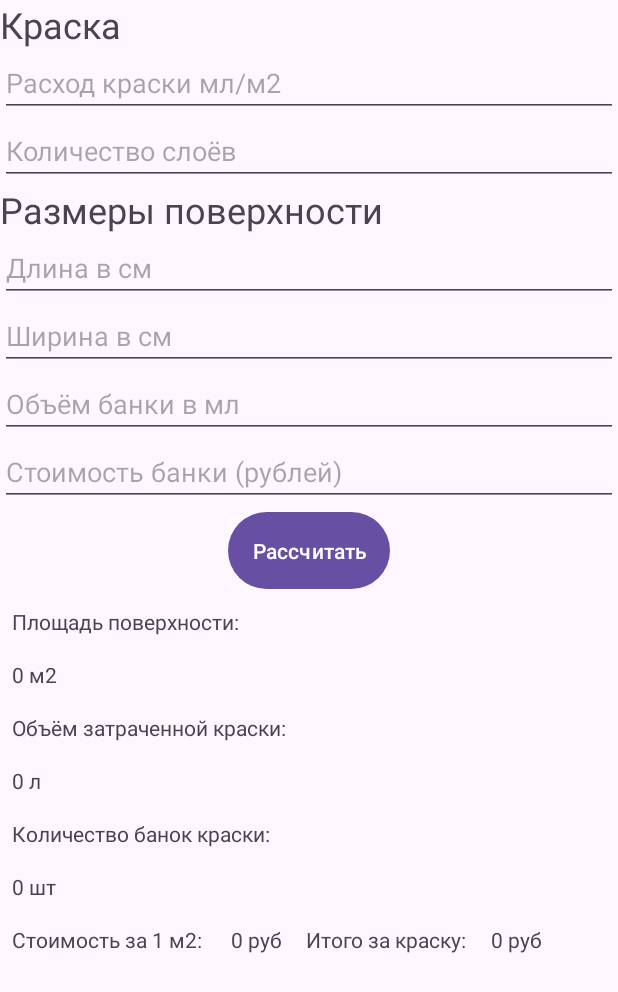
After one commit to DanilaPoryadnyy/MyHouseFlipperDPA, an Android app: the fragment PaintConsumptionFragment placed in its activity, on a phone screen of 412 x 824 dp. The commit adds this screen. Shown: the top 992 px of the screen. Run offline under Robolectric (Android 15) with nearby library versions, the phone set to English and light mode, and no system bars.

Commit message:
Добавлен Отделка и материалы->Расход краский (Без логики)

```diff
--- a/app/src/main/java/com/example/houseflipper/MainFragment.java
+++ b/app/src/main/java/com/example/houseflipper/MainFragment.java
@@ -25,8 +25,31 @@ public class MainFragment extends Fragment {
         Button decorationButton = view.findViewById(R.id.decoration_button);
         decorationButton.setOnClickListener(v -> showPopupMenu(decorationButton));
 
-        //44
+        Button materialsButton = view.findViewById(R.id.materials_button);
+        materialsButton.setOnClickListener(v -> showMaterialsMenu(materialsButton));
+
         return view;
+    }
+
+    private void showMaterialsMenu(View view) {
+        PopupMenu popupMenu = new PopupMenu(requireContext(), view);
+        popupMenu.getMenuInflater().inflate(R.menu.materials_menu, popupMenu.getMenu());
+
+        popupMenu.setOnMenuItemClickListener(item -> {
+            int itemId = item.getItemId();
+            // Handle menu item clicks here
+            if (itemId == R.id.paint_consumption) {
+                loadPaintConsumptionFragment();
+                return true;
+            } else if (itemId == R.id.primer_consumption) {
+                // Do something else for another material option
+                return true;
+            } else {
+                return false;
+            }
+        });
+
+        popupMenu.show();
     }
 
     private void showPopupMenu(View view) {
@@ -49,6 +72,13 @@ public class MainFragment extends Fragment {
         popupMenu.show();
     }
 
+    private void loadPaintConsumptionFragment() {
+        requireActivity().getSupportFragmentManager().beginTransaction()
+                .replace(R.id.container, new PaintConsumptionFragment())
+                .addToBackStack(null)
+                .commit();
+    }
+
 
     private void loadWallpaperFragment() {
         requireActivity().getSupportFragmentManager().beginTransaction()
--- /dev/null
+++ b/app/src/main/java/com/example/houseflipper/PaintConsumptionFragment.java
@@ -0,0 +1,25 @@
+package com.example.houseflipper;
+
+import android.os.Bundle;
+import android.view.LayoutInflater;
+import android.view.View;
+import android.view.ViewGroup;
+
+import androidx.annotation.NonNull;
+import androidx.annotation.Nullable;
+import androidx.fragment.app.Fragment;
+
+public class PaintConsumptionFragment extends Fragment {
+
+    public PaintConsumptionFragment() {
+        // Пустой конструктор
+    }
+
+    @Nullable
+    @Override
+    public View onCreateView(@NonNull LayoutInflater inflater, @Nullable ViewGroup container, @Nullable Bundle savedInstanceState) {
+        // Инфлейтим макет для этого фрагмента
+        View view = inflater.inflate(R.layout.fragment_paint_consumption, container, false);
+        return view;
+    }
+}
--- /dev/null
+++ b/app/src/main/res/layout/fragment_paint_consumption.xml
@@ -0,0 +1,161 @@
+<!-- fragment_paint_consumption.xml -->
+<LinearLayout xmlns:android="http://schemas.android.com/apk/res/android"
+    android:layout_width="match_parent"
+    android:layout_height="match_parent"
+    android:orientation="vertical">
+
+    <!-- Надпись "Краска" сверху посередине -->
+    <TextView
+        android:layout_width="wrap_content"
+        android:layout_height="wrap_content"
+        android:text="Краска"
+        android:textSize="24sp"
+        android:layout_alignParentTop="true"
+        android:layout_centerHorizontal="true" />
+
+    <!-- Поле "Расход краски мл/м2" -->
+    <EditText
+        android:id="@+id/paintConsumption"
+        android:layout_width="match_parent"
+        android:layout_height="wrap_content"
+        android:hint="Расход краски мл/м2"/>
+    <!-- Поле количество слоёв -->
+    <EditText
+        android:id="@+id/numberOfLayers"
+        android:layout_width="match_parent"
+        android:layout_height="wrap_content"
+        android:hint="Количество слоёв"/>
+
+    <!-- Надпись посередине "Размеры поверхности" -->
+    <TextView
+        android:layout_width="wrap_content"
+        android:layout_height="wrap_content"
+        android:text="Размеры поверхности"
+        android:textSize="24sp" />
+
+    <!-- Поля "Длина в см", "Ширина в см", "Объём банки в мл", "Стоимость банки в руб" -->
+    <EditText
+        android:id="@+id/length"
+        android:layout_width="match_parent"
+        android:layout_height="wrap_content"
+        android:hint="Длина в см"/>
+
+    <EditText
+        android:id="@+id/width"
+        android:layout_width="match_parent"
+        android:layout_height="wrap_content"
+        android:hint="Ширина в см"/>
+
+    <EditText
+        android:id="@+id/capacityVolume"
+        android:layout_width="match_parent"
+        android:layout_height="wrap_content"
+        android:hint="Объём банки в мл"/>
+
+    <EditText
+        android:id="@+id/costVolume"
+        android:layout_width="match_parent"
+        android:layout_height="wrap_content"
+        android:hint="Стоимость банки (рублей)"/>
+
+    <!-- Кнопка "Рассчитать" -->
+
+    <Button
+        android:id="@+id/calculateButton"
+        android:layout_width="wrap_content"
+        android:layout_height="wrap_content"
+        android:text="Рассчитать"
+        android:layout_gravity="center"
+        android:padding="16dp"/>
+
+    <!-- Надпись "Площадь поверхности" -->
+
+    <TextView
+        android:id="@+id/square"
+        android:layout_width="wrap_content"
+        android:layout_height="wrap_content"
+        android:text="Площадь поверхности: "
+        android:padding="8dp"/>
+
+    <!-- TextView для числа площади поверхности -->
+
+    <TextView
+        android:id="@+id/costSquareInt"
+        android:layout_width="wrap_content"
+        android:layout_height="wrap_content"
+        android:text="0 м2"
+        android:padding="8dp"/>
+
+    <!-- Надпись "Объём затраченной краски -->
+    <TextView
+        android:id="@+id/VolumeOfPaint"
+        android:layout_width="wrap_content"
+        android:layout_height="wrap_content"
+        android:text="Объём затраченной краски: "
+        android:padding="8dp"/>
+
+    <!-- TextView для числа объёма краски -->
+    <TextView
+        android:id="@+id/VolumeOfPaintInt"
+        android:layout_width="wrap_content"
+        android:layout_height="wrap_content"
+        android:text="0 л"
+        android:padding="8dp"/>
+    <!-- Надпись "Количество банок краски" -->
+    <TextView
+        android:id="@+id/countOfValues"
+        android:layout_width="wrap_content"
+        android:layout_height="wrap_content"
+        android:text="Количество банок краски: "
+        android:padding="8dp"/>
+    <!-- TextView для числа банок краски -->
+
+    <TextView
+        android:id="@+id/countOfValuesInt"
+        android:layout_width="wrap_content"
+        android:layout_height="wrap_content"
+        android:text="0 шт"
+        android:padding="8dp"/>
+    <LinearLayout
+        android:layout_width="match_parent"
+        android:layout_height="match_parent"
+        android:orientation="horizontal">
+    <!-- Надпись "Стоимость за 1 м2 (руб.)" -->
+    <TextView
+        android:id="@+id/costPerM"
+        android:layout_width="wrap_content"
+        android:layout_height="wrap_content"
+        android:text="Стоимость за 1 м2: "
+        android:padding="8dp"/>
+
+    <!-- TextView для числа стоимости за 1м2 -->
+    <TextView
+        android:id="@+id/costPerMInt"
+        android:layout_width="wrap_content"
+        android:layout_height="wrap_content"
+        android:text="0 руб"
+        android:padding="8dp"/>
+    <!-- Надпись "Итоговая цена за краску" -->
+
+        <!-- ... Ваша существующая разметка ... -->
+
+        <!-- Надпись "Итоговая цена за краску" -->
+        <TextView
+            android:id="@+id/textRollsCountLabel"
+            android:layout_width="wrap_content"
+            android:layout_height="wrap_content"
+            android:text="Итого за краску:"
+            android:padding="8dp"/>
+
+        <!-- TextView для числа итоговой цены за краску -->
+        <TextView
+            android:id="@+id/textRollsCountValue"
+            android:layout_width="0dp"
+            android:layout_height="wrap_content"
+            android:text="0 руб"
+            android:padding="8dp"
+            android:layout_weight="1"/>
+
+    </LinearLayout>
+
+</LinearLayout>
```
